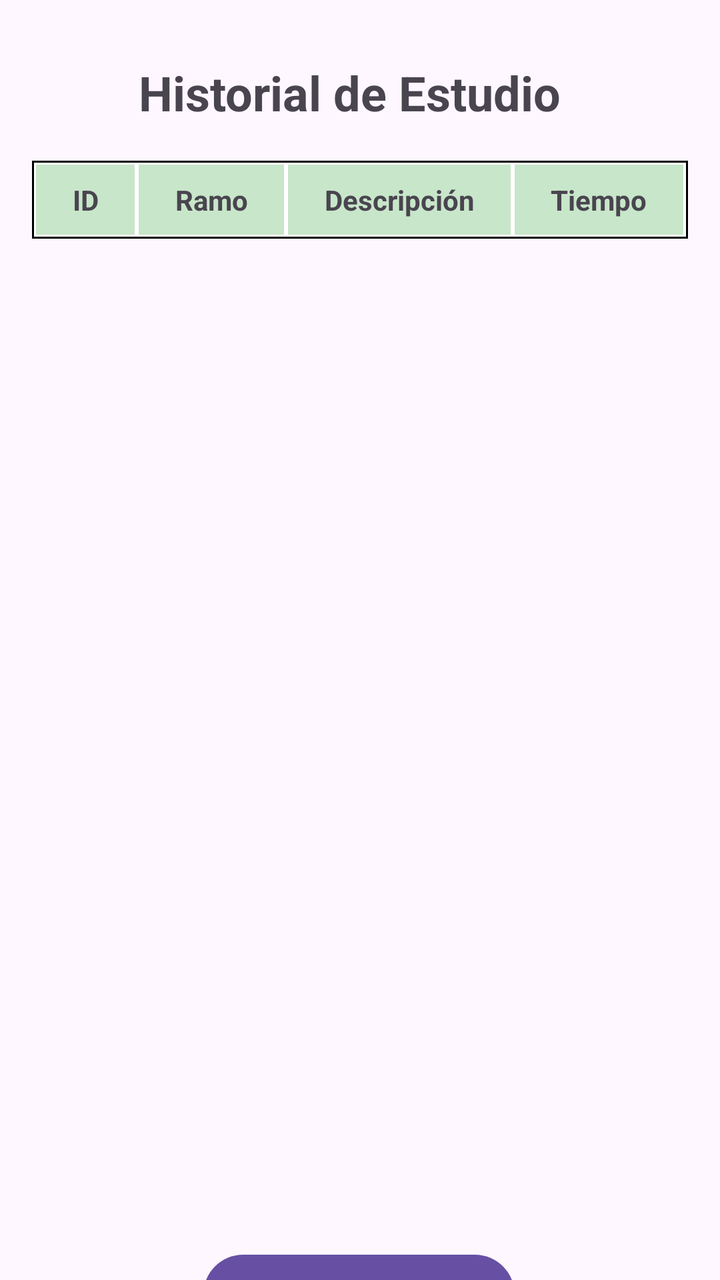
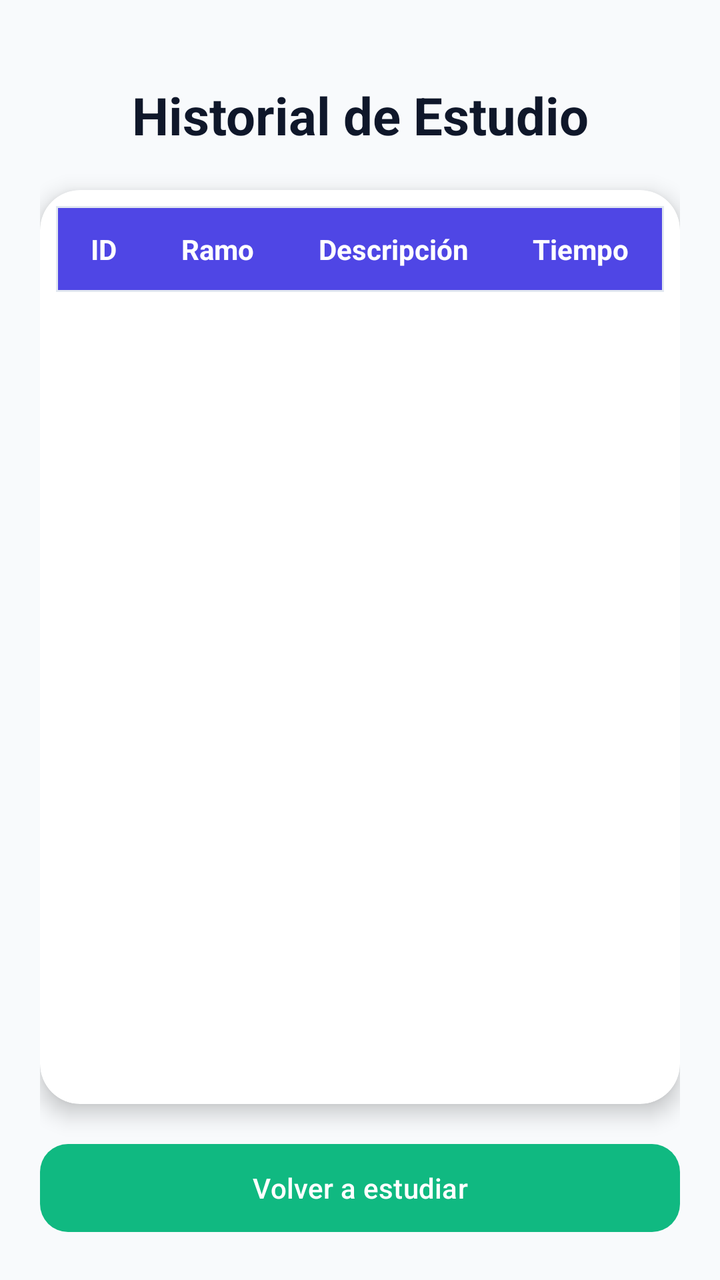

Compare the two renders of this Android layout. The source of the first and the diff that turns it into the second are given below.
<!-- AndroidManifest.xml: application theme Theme.SalvadorDeSemestres -->
<!-- res/layout/activity_historial_de_estudio.xml -->
<?xml version="1.0" encoding="utf-8"?>
<androidx.constraintlayout.widget.ConstraintLayout xmlns:android="http://schemas.android.com/apk/res/android"
    xmlns:app="http://schemas.android.com/apk/res-auto"
    xmlns:tools="http://schemas.android.com/tools"
    android:id="@+id/main"
    android:layout_width="match_parent"
    android:layout_height="match_parent"
    tools:context=".vistas.vistas.HistorialDeEstudio">

    <TextView
        android:id="@+id/tvTituloHistorial"
        android:layout_width="wrap_content"
        android:layout_height="wrap_content"
        android:layout_marginStart="95dp"
        android:layout_marginTop="30dp"
        android:layout_marginEnd="105dp"
        android:text="Historial de Estudio"
        android:textSize="24sp"
        android:textStyle="bold"
        app:layout_constraintEnd_toEndOf="parent"
        app:layout_constraintStart_toStartOf="parent"
        app:layout_constraintTop_toTopOf="parent" />

    <TableLayout
        android:id="@+id/tableHistorial"
        android:layout_width="match_parent"
        android:layout_height="wrap_content"
        android:layout_marginHorizontal="16dp"
        android:layout_marginStart="16dp"
        android:layout_marginTop="18dp"
        android:layout_marginEnd="16dp"
        android:background="#000000"
        android:padding="1dp"
        android:stretchColumns="*"
        app:layout_constraintEnd_toEndOf="parent"
        app:layout_constraintStart_toStartOf="parent"
        app:layout_constraintTop_toBottomOf="@+id/tvTituloHistorial">

        <TableRow android:background="#FFFFFF">

            <TextView
                android:layout_width="wrap_content"
                android:layout_height="wrap_content"
                android:layout_margin="1dp"
                android:background="#C8E6C9"
                android:gravity="center"
                android:padding="8dp"
                android:text="ID"
                android:textStyle="bold" />

            <TextView
                android:layout_width="wrap_content"
                android:layout_height="wrap_content"
                android:layout_margin="1dp"
                android:background="#C8E6C9"
                android:gravity="center"
                android:padding="8dp"
                android:text="Ramo"
                android:textStyle="bold" />

            <TextView
                android:layout_width="wrap_content"
                android:layout_height="wrap_content"
                android:layout_margin="1dp"
                android:background="#C8E6C9"
                android:gravity="center"
                android:padding="8dp"
                android:text="Descripción"
                android:textStyle="bold" />

            <TextView
                android:layout_width="wrap_content"
                android:layout_height="wrap_content"
                android:layout_margin="1dp"
                android:background="#C8E6C9"
                android:gravity="center"
                android:padding="8dp"
                android:text="Tiempo"
                android:textStyle="bold" />
        </TableRow>

    </TableLayout>

    <Button
        android:id="@+id/btnVolverHistorial"
        android:layout_width="wrap_content"
        android:layout_height="wrap_content"
        android:layout_marginTop="504dp"
        android:text="Volver a estudiar"
        app:layout_constraintEnd_toEndOf="parent"
        app:layout_constraintHorizontal_bias="0.498"
        app:layout_constraintStart_toStartOf="parent"
        app:layout_constraintTop_toBottomOf="@+id/tableHistorial" />

</androidx.constraintlayout.widget.ConstraintLayout>
<!-- resources referenced by this layout -->
<resources>
  <style name="Theme.SalvadorDeSemestres" parent="Base.Theme.SalvadorDeSemestres" />
  <style name="Base.Theme.SalvadorDeSemestres" parent="Theme.Material3.DayNight.NoActionBar">
          
          
      </style>
</resources>

<!-- the commit's change to res/layout/activity_historial_de_estudio.xml (unified diff, before → after) -->
@@ -5,91 +5,113 @@
     android:id="@+id/main"
     android:layout_width="match_parent"
     android:layout_height="match_parent"
+    android:background="@color/bg_app"
+    android:padding="20dp"
     tools:context=".vistas.vistas.HistorialDeEstudio">
 
     <TextView
         android:id="@+id/tvTituloHistorial"
         android:layout_width="wrap_content"
         android:layout_height="wrap_content"
-        android:layout_marginStart="95dp"
-        android:layout_marginTop="30dp"
-        android:layout_marginEnd="105dp"
+        android:layout_marginTop="20dp"
         android:text="Historial de Estudio"
-        android:textSize="24sp"
+        android:textColor="@color/text_dark"
+        android:textSize="26sp"
         android:textStyle="bold"
         app:layout_constraintEnd_toEndOf="parent"
         app:layout_constraintStart_toStartOf="parent"
         app:layout_constraintTop_toTopOf="parent" />
 
-    <TableLayout
-        android:id="@+id/tableHistorial"
+    <com.google.android.material.card.MaterialCardView
+        android:id="@+id/cardTabla"
         android:layout_width="match_parent"
-        android:layout_height="wrap_content"
-        android:layout_marginHorizontal="16dp"
-        android:layout_marginStart="16dp"
-        android:layout_marginTop="18dp"
-        android:layout_marginEnd="16dp"
-        android:background="#000000"
-        android:padding="1dp"
-        android:stretchColumns="*"
+        android:layout_height="0dp"
+        android:layout_marginTop="20dp"
+        android:layout_marginBottom="16dp"
+        app:cardBackgroundColor="@color/card_bg"
+        app:cardCornerRadius="20dp"
+        app:cardElevation="6dp"
+        app:strokeWidth="0dp"
+        app:layout_constraintBottom_toTopOf="@+id/btnVolverHistorial"
         app:layout_constraintEnd_toEndOf="parent"
         app:layout_constraintStart_toStartOf="parent"
         app:layout_constraintTop_toBottomOf="@+id/tvTituloHistorial">
 
-        <TableRow android:background="#FFFFFF">
+        <ScrollView
+            android:layout_width="match_parent"
+            android:layout_height="match_parent"
+            android:padding="8dp">
 
-            <TextView
-                android:layout_width="wrap_content"
+            <TableLayout
+                android:id="@+id/tableHistorial"
+                android:layout_width="match_parent"
                 android:layout_height="wrap_content"
-                android:layout_margin="1dp"
-                android:background="#C8E6C9"
-                android:gravity="center"
-                android:padding="8dp"
-                android:text="ID"
-                android:textStyle="bold" />
+                android:background="#E2E8F0"
+                android:padding="1dp"
+                android:stretchColumns="*">
 
-            <TextView
-                android:layout_width="wrap_content"
-                android:layout_height="wrap_content"
-                android:layout_margin="1dp"
-                android:background="#C8E6C9"
-                android:gravity="center"
-                android:padding="8dp"
-                android:text="Ramo"
-                android:textStyle="bold" />
+                <TableRow android:background="@color/primary">
 
-            <TextView
-                android:layout_width="wrap_content"
-                android:layout_height="wrap_content"
-                android:layout_margin="1dp"
-                android:background="#C8E6C9"
-                android:gravity="center"
-                android:padding="8dp"
-                android:text="Descripción"
-                android:textStyle="bold" />
+                    <TextView
+                        android:layout_width="wrap_content"
+                        android:layout_height="wrap_content"
+                        android:layout_margin="1dp"
+                        android:background="@color/primary"
+                        android:gravity="center"
+                        android:padding="10dp"
+                        android:text="ID"
+                        android:textColor="@color/card_bg"
+                        android:textStyle="bold" />
 
-            <TextView
-                android:layout_width="wrap_content"
-                android:layout_height="wrap_content"
-                android:layout_margin="1dp"
-                android:background="#C8E6C9"
-                android:gravity="center"
-                android:padding="8dp"
-                android:text="Tiempo"
-                android:textStyle="bold" />
-        </TableRow>
+                    <TextView
+                        android:layout_width="wrap_content"
+                        android:layout_height="wrap_content"
+                        android:layout_margin="1dp"
+                        android:background="@color/primary"
+                        android:gravity="center"
+                        android:padding="10dp"
+                        android:text="Ramo"
+                        android:textColor="@color/card_bg"
+                        android:textStyle="bold" />
 
-    </TableLayout>
+                    <TextView
+                        android:layout_width="wrap_content"
+                        android:layout_height="wrap_content"
+                        android:layout_margin="1dp"
+                        android:background="@color/primary"
+                        android:gravity="center"
+                        android:padding="10dp"
+                        android:text="Descripción"
+                        android:textColor="@color/card_bg"
+                        android:textStyle="bold" />
 
-    <Button
+                    <TextView
+                        android:layout_width="wrap_content"
+                        android:layout_height="wrap_content"
+                        android:layout_margin="1dp"
+                        android:background="@color/primary"
+                        android:gravity="center"
+                        android:padding="10dp"
+                        android:text="Tiempo"
+                        android:textColor="@color/card_bg"
+                        android:textStyle="bold" />
+                </TableRow>
+
+            </TableLayout>
+
+        </ScrollView>
+
+    </com.google.android.material.card.MaterialCardView>
+
+    <com.google.android.material.button.MaterialButton
         android:id="@+id/btnVolverHistorial"
-        android:layout_width="wrap_content"
-        android:layout_height="wrap_content"
-        android:layout_marginTop="504dp"
+        android:layout_width="match_parent"
+        android:layout_height="52dp"
         android:text="Volver a estudiar"
+        app:backgroundTint="@color/accent"
+        app:cornerRadius="14dp"
+        app:layout_constraintBottom_toBottomOf="parent"
         app:layout_constraintEnd_toEndOf="parent"
-        app:layout_constraintHorizontal_bias="0.498"
-        app:layout_constraintStart_toStartOf="parent"
-        app:layout_constraintTop_toBottomOf="@+id/tableHistorial" />
+        app:layout_constraintStart_toStartOf="parent" />
 
 </androidx.constraintlayout.widget.ConstraintLayout>
<!-- resource entries referenced after the edit -->
@@ -1,5 +1,10 @@
 <!-- resources referenced by this layout -->
 <resources>
+  <color name="accent">#10B981</color>
+  <color name="bg_app">#F8FAFC</color>
+  <color name="card_bg">#FFFFFF</color>
+  <color name="primary">#4F46E5</color>
+  <color name="text_dark">#0F172A</color>
   <style name="Theme.SalvadorDeSemestres" parent="Base.Theme.SalvadorDeSemestres" />
   <style name="Base.Theme.SalvadorDeSemestres" parent="Theme.Material3.DayNight.NoActionBar">
           
